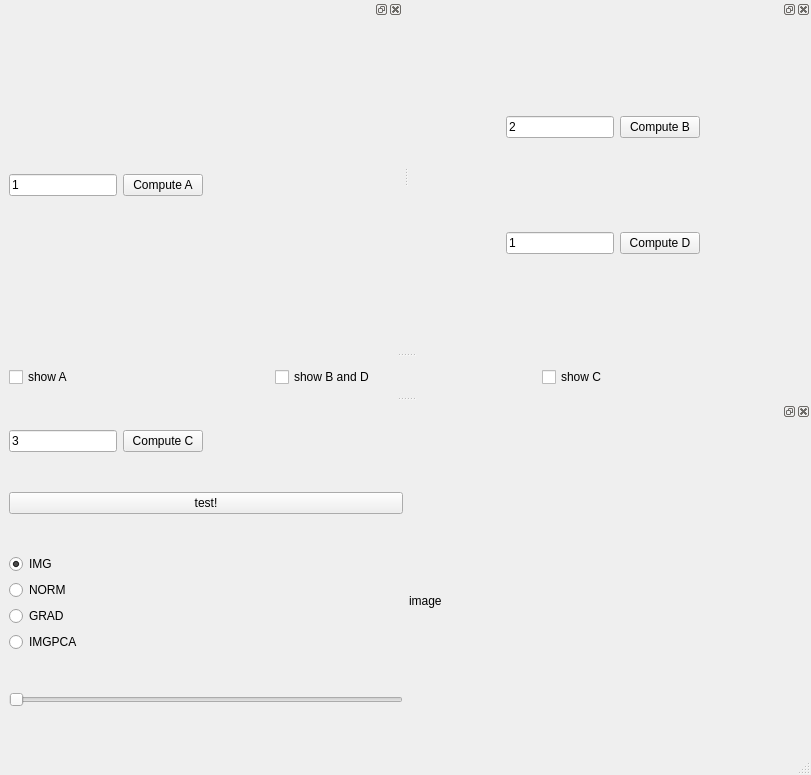
Before: the Qt Designer form subscription_gui/mainwindow.ui in ajaskier/gerbil, drawn with Qt 5.
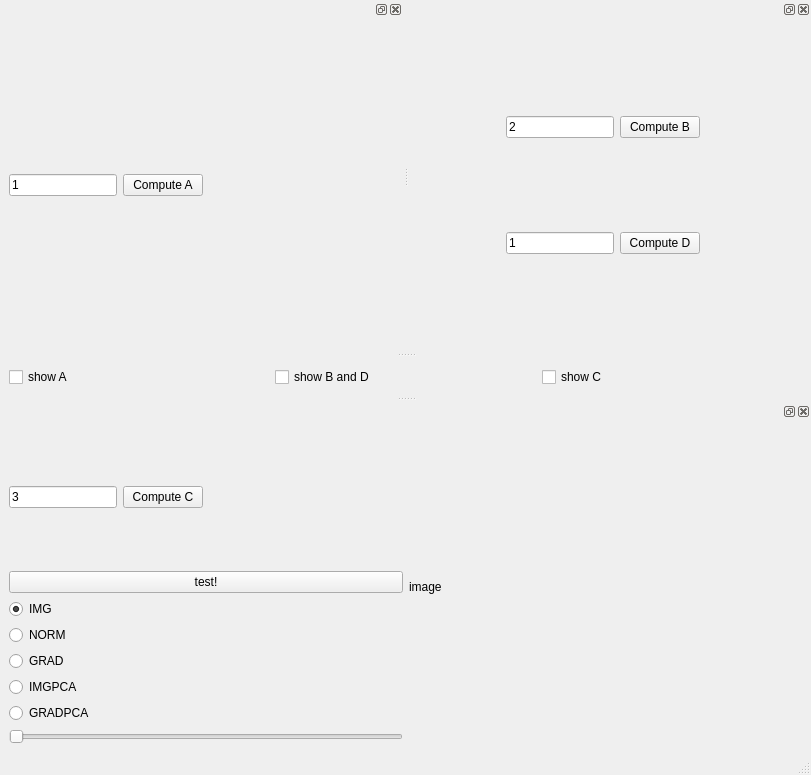
After: the same form once the commit is applied.

Commit message: calculation of image.GRADPCA added

```diff
--- a/subscription_gui/mainwindow.ui
+++ b/subscription_gui/mainwindow.ui
@@ -72,6 +72,10 @@
    <widget class="QWidget" name="dockWidgetContents">
     <layout class="QGridLayout" name="gridLayout_5">
      <item row="0" column="0">
+      <layout class="QGridLayout" name="gridLayout_2">
+       <item row="0" column="0">
+        <layout class="QVBoxLayout" name="verticalLayout">
+         <item>
       <layout class="QHBoxLayout" name="horizontalLayout_6">
        <item>
         <widget class="QLineEdit" name="inputC">
@@ -108,13 +112,6 @@
        </item>
       </layout>
      </item>
-     <item row="1" column="0">
-      <layout class="QGridLayout" name="gridLayout_2">
-       <item row="0" column="0">
-        <layout class="QVBoxLayout" name="verticalLayout_2">
-         <property name="sizeConstraint">
-          <enum>QLayout::SetFixedSize</enum>
-         </property>
          <item>
           <widget class="QPushButton" name="imageModelButton">
            <property name="text">
@@ -123,8 +120,6 @@
           </widget>
          </item>
          <item>
-          <layout class="QVBoxLayout" name="verticalLayout">
-           <item>
             <widget class="QRadioButton" name="imgButton">
              <property name="text">
               <string>IMG</string>
@@ -158,7 +153,12 @@
              </property>
             </widget>
            </item>
-          </layout>
+         <item>
+          <widget class="QRadioButton" name="gradpcaButton">
+           <property name="text">
+            <string>GRADPCA</string>
+           </property>
+          </widget>
          </item>
          <item>
           <widget class="QSlider" name="bandSlider">
```
Lines whose indentation alone changed are shown as unchanged. The commit also changes 8 other files.
